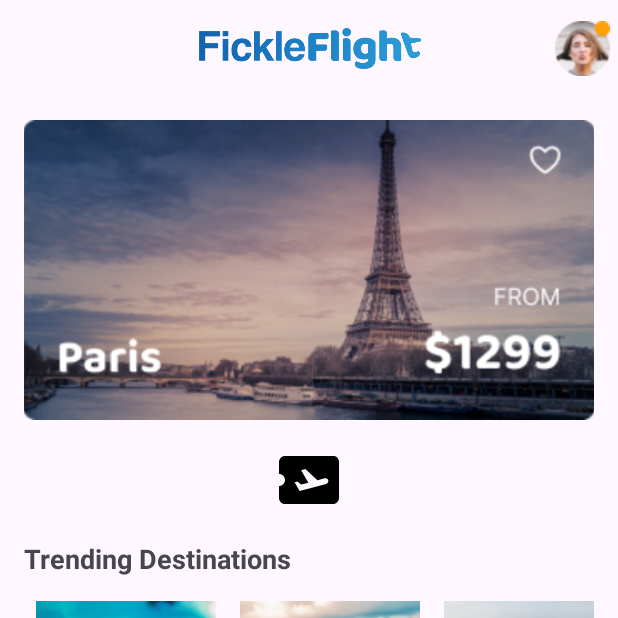
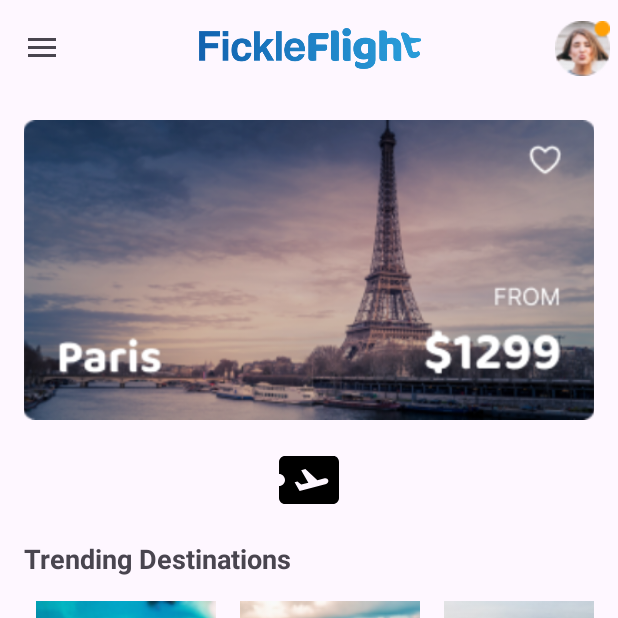
Before and after one commit to Aguscai710/Parcial-TP3, an Android app: the screen it shows after launch (MainActivity), on a phone screen of 412 x 824 dp, the top half of it. Run offline under Robolectric (Android 15) with nearby library versions, the phone set to English and light mode, and no system bars; our stand-ins replace navigation-ui.

Commit message:
Nav bar lateral

```diff
--- a/app/src/main/java/com/example/parcial/ui/main/MainActivity.kt
+++ b/app/src/main/java/com/example/parcial/ui/main/MainActivity.kt
@@ -1,9 +1,16 @@
 package com.example.parcial.ui.main
 
 import android.os.Bundle
+import androidx.appcompat.app.ActionBarDrawerToggle
 import androidx.appcompat.app.AppCompatActivity
 import androidx.appcompat.widget.Toolbar
+import androidx.core.view.GravityCompat
+import androidx.drawerlayout.widget.DrawerLayout
 import androidx.fragment.app.Fragment
+import androidx.navigation.fragment.NavHostFragment
+import androidx.navigation.ui.AppBarConfiguration
+import androidx.navigation.ui.NavigationUI
+import androidx.navigation.ui.setupWithNavController
 import com.example.parcial.R
 import com.example.parcial.databinding.ActivityMainBinding
 import com.example.parcial.ui.explore.ExploreFragment
@@ -12,10 +19,18 @@ import com.example.parcial.ui.profile.ProfileFragment
 import com.example.parcial.ui.search.SearchFragment
 import com.example.parcial.ui.splash.SplashFragment
 import com.google.android.material.bottomnavigation.BottomNavigationView
+import com.google.android.material.navigation.NavigationView
 
 class MainActivity : AppCompatActivity() {
 
     private lateinit var binding: ActivityMainBinding
+
+    private lateinit var navHostFragment: NavHostFragment
+    private lateinit var drawerLayout: DrawerLayout
+    private lateinit var navigationView: NavigationView
+    private lateinit var toolbar: Toolbar
+    private lateinit var drawerToggle: ActionBarDrawerToggle
+
 
     override fun onCreate(savedInstanceState: Bundle?) {
         super.onCreate(savedInstanceState)
@@ -56,9 +71,24 @@ class MainActivity : AppCompatActivity() {
 
         }
 
+        drawerLayout = binding.drawerLayout
+        navigationView = binding.navView
+        navHostFragment = supportFragmentManager.findFragmentById(R.id.nav_host) as NavHostFragment
+        toolbar = binding.toolbar
+        setSupportActionBar(toolbar)
+        supportActionBar?.setDisplayShowTitleEnabled(false)
+
+        setupDrawerLayout()
 
     }
-
+    private fun setupDrawerLayout(){
+        val navController = navHostFragment.navController
+        navigationView.setupWithNavController(navController)
+        drawerToggle = ActionBarDrawerToggle(this, drawerLayout, binding.toolbar, R.string.open, R.string.close)
+        drawerLayout.addDrawerListener(drawerToggle)
+        drawerToggle.syncState()
+        NavigationUI.setupActionBarWithNavController(this,navController,drawerLayout)
+    }
     private fun replaceFragment(fragment: Fragment) {
         supportFragmentManager.beginTransaction()
             .replace(R.id.nav_host, fragment)
--- a/app/src/main/res/layout/activity_main.xml
+++ b/app/src/main/res/layout/activity_main.xml
@@ -1,6 +1,12 @@
 <?xml version="1.0" encoding="utf-8"?>
-<androidx.constraintlayout.widget.ConstraintLayout xmlns:android="http://schemas.android.com/apk/res/android"
+<androidx.drawerlayout.widget.DrawerLayout
+    xmlns:android="http://schemas.android.com/apk/res/android"
     xmlns:app="http://schemas.android.com/apk/res-auto"
+    android:layout_width="match_parent"
+    android:layout_height="match_parent"
+    android:id="@+id/drawer_layout"
+    >
+<androidx.constraintlayout.widget.ConstraintLayout
     xmlns:tools="http://schemas.android.com/tools"
     android:layout_width="match_parent"
     android:layout_height="match_parent">
@@ -46,6 +52,7 @@
         app:layout_constraintEnd_toEndOf="parent"
         app:layout_constraintStart_toStartOf="parent"
         app:layout_constraintTop_toBottomOf="@+id/toolbar"
+        app:navGraph="@navigation/main_graph"
         />
 
     <com.google.android.material.bottomnavigation.BottomNavigationView
@@ -59,6 +66,16 @@
         app:menu="@menu/bottom_nav"
         />
 
+</androidx.constraintlayout.widget.ConstraintLayout>
 
+<com.google.android.material.navigation.NavigationView
+android:id="@+id/nav_view"
+android:layout_width="wrap_content"
+android:layout_height="match_parent"
+android:layout_gravity="start"
+app:headerLayout="@layout/nav_header"
+app:menu="@menu/nav_menu"
+android:fitsSystemWindows="true"
+android:background="@color/white"/>
 
-</androidx.constraintlayout.widget.ConstraintLayout>
+</androidx.drawerlayout.widget.DrawerLayout>
--- /dev/null
+++ b/app/src/main/res/menu/nav_menu.xml
@@ -0,0 +1,23 @@
+<?xml version="1.0" encoding="utf-8"?>
+<menu xmlns:android="http://schemas.android.com/apk/res/android">
+    <item
+        android:id="@+id/profileFragment"
+        android:icon="@drawable/navmenuprofile"
+        android:title="Profile" />
+    <item
+        android:id="@+id/none1"
+        android:icon="@drawable/navmenunotification"
+        android:title="Notification" />
+    <item
+        android:id="@+id/none2"
+        android:icon="@drawable/navmenugethelp"
+        android:title="Get Help" />
+    <item
+        android:id="@+id/none3"
+        android:icon="@drawable/navmenucalendar"
+        android:title="Calendar" />
+    <item
+        android:id="@+id/settingsFragment"
+        android:icon="@drawable/navmenusettings"
+        android:title="Settings" />
+</menu>
--- a/app/src/main/res/navigation/main_graph.xml
+++ b/app/src/main/res/navigation/main_graph.xml
@@ -34,4 +34,9 @@
         android:name="com.example.parcial.ui.splash.SplashFragment"
         android:label="fragment_splash"
         tools:layout="@layout/fragment_splash" />
+    <fragment
+        android:id="@+id/settingsFragment"
+        android:name="com.example.parcial.ui.settings.SettingsFragment"
+        android:label="fragment_settings"
+        tools:layout="@layout/fragment_settings" />
 </navigation>
--- a/app/src/main/res/values/colors.xml
+++ b/app/src/main/res/values/colors.xml
@@ -3,4 +3,5 @@
     <color name="black">#FF000000</color>
     <color name="white">#FFFFFFFF</color>
     <color name="blue">#3462b2</color>
+    <color name="underLine">#BDB8B8</color>
 </resources>
--- a/app/src/main/res/values/strings.xml
+++ b/app/src/main/res/values/strings.xml
@@ -1,4 +1,6 @@
 <resources>
     <string name="app_name">Parcial</string>
     <string name="btn_search">Search</string>
+    <string name="open">Open</string>
+    <string name="close">Close</string>
 </resources>
```
Also changed, not shown: app/src/main/res/layout/nav_header.xml (added, +58 -0 lines), app/src/main/res/drawable/navmenucalendar.png (added), app/src/main/res/drawable/navmenugethelp.png (added), app/src/main/res/drawable/navmenunotification.png (added), app/src/main/res/drawable/navmenuprofile.png (added), app/src/main/res/drawable/navmenusettings.png (added), app/src/main/res/drawable/profileimage.png (added).
